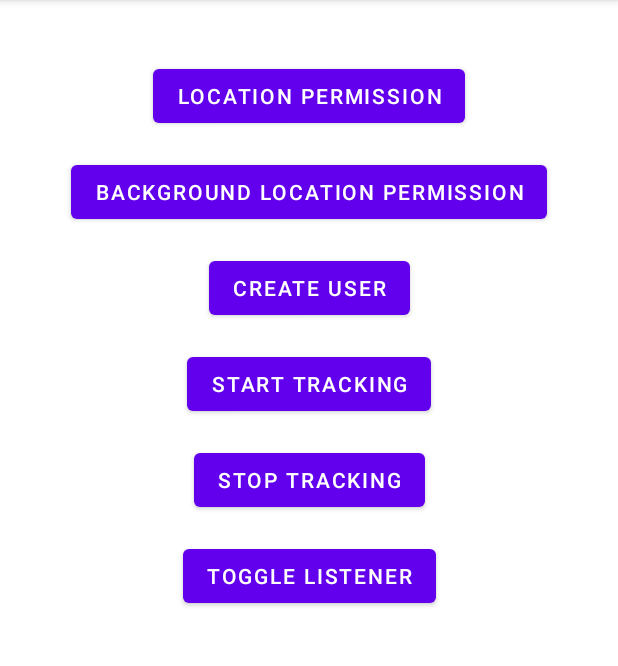
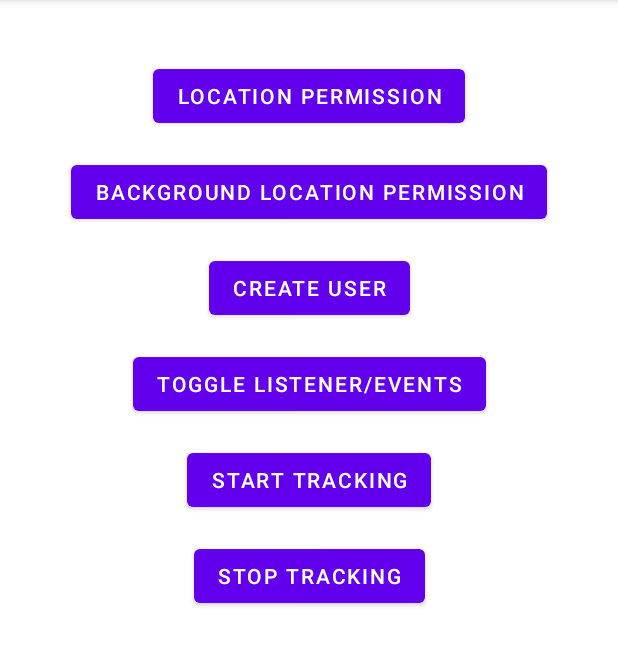
Before and after one commit to sahil-roam/roam-android-demo, an Android app: the screen it shows after launch (MainActivity), on a phone screen of 412 x 824 dp, the part 84-750 px from its top. Run offline under Robolectric (Android 15) with nearby library versions, the phone set to English and light mode, and no system bars; libraries missing offline, so code that uses them is left out: com.roam.sdk; 3 statements that could not run were skipped.

Commit message:
Made small changes

```diff
--- a/app/src/main/java/com/example/roamtestapp/MainActivity.java
+++ b/app/src/main/java/com/example/roamtestapp/MainActivity.java
@@ -65,7 +65,19 @@ public class MainActivity extends AppCompatActivity implements View.OnClickListe
                 break;
 
             case R.id.create_user:
-                Roam.createUser("Test User", null, new RoamCallback() {
+//                Roam.createUser("Test User", null, new RoamCallback() {
+//                    @Override
+//                    public void onSuccess(RoamUser roamUser) {
+//                        Log.e("TEST", new Gson().toJson(roamUser));
+//                        userId = roamUser.getUserId();
+//                    }
+//
+//                    @Override
+//                    public void onFailure(RoamError roamError) {
+//                        Log.e("TEST", new Gson().toJson(roamError));
+//                    }
+//                });
+                Roam.getUser("628c90a38ce7db658edfe509", new RoamCallback() {
                     @Override
                     public void onSuccess(RoamUser roamUser) {
                         Log.e("TEST", new Gson().toJson(roamUser));
@@ -110,6 +122,17 @@ public class MainActivity extends AppCompatActivity implements View.OnClickListe
                     public void onSuccess(RoamUser roamUser) {
                         Log.e("TEST", new Gson().toJson(roamUser));
                         Roam.subscribe(Roam.Subscribe.LOCATION, userId);
+                        Roam.toggleEvents(true, true, true, true, new RoamCallback() {
+                            @Override
+                            public void onSuccess(RoamUser roamUser) {
+                                Log.e("TEST", new Gson().toJson(roamUser));
+                            }
+
+                            @Override
+                            public void onFailure(RoamError roamError) {
+                                Log.e("TEST", new Gson().toJson(roamError));
+                            }
+                        });
                     }
 
                     @Override
--- a/app/src/main/java/com/example/roamtestapp/MainApplication.java
+++ b/app/src/main/java/com/example/roamtestapp/MainApplication.java
@@ -9,6 +9,6 @@ public class MainApplication extends Application {
     @Override
     public void onCreate() {
         super.onCreate();
-        Roam.initialize(this, "1ee24d8de18e679da596bc85852c0fc07966e62c5f9510ee5e2f708996c8d435");
+        Roam.initialize(this, "f29a28e483f1b6a61ae8c6d2a32ae57b9fa438877e20c168916499900f6c6070");
     }
 }
--- a/app/src/main/res/layout/activity_main.xml
+++ b/app/src/main/res/layout/activity_main.xml
@@ -37,6 +37,16 @@
         app:layout_constraintTop_toBottomOf="@+id/request_bg_location" />
 
     <Button
+        android:id="@+id/toggle_listener"
+        android:layout_width="wrap_content"
+        android:layout_height="wrap_content"
+        android:layout_marginTop="16dp"
+        android:text="Toggle Listener/Events"
+        app:layout_constraintEnd_toEndOf="parent"
+        app:layout_constraintStart_toStartOf="parent"
+        app:layout_constraintTop_toBottomOf="@+id/create_user" />
+
+    <Button
         android:id="@+id/start_tracking"
         android:layout_width="wrap_content"
         android:layout_height="wrap_content"
@@ -44,7 +54,7 @@
         android:text="Start Tracking"
         app:layout_constraintEnd_toEndOf="parent"
         app:layout_constraintStart_toStartOf="parent"
-        app:layout_constraintTop_toBottomOf="@+id/create_user" />
+        app:layout_constraintTop_toBottomOf="@+id/toggle_listener" />
 
     <Button
         android:id="@+id/stop_tracking"
@@ -55,14 +65,4 @@
         app:layout_constraintEnd_toEndOf="parent"
         app:layout_constraintStart_toStartOf="parent"
         app:layout_constraintTop_toBottomOf="@+id/start_tracking" />
-
-    <Button
-        android:id="@+id/toggle_listener"
-        android:layout_width="wrap_content"
-        android:layout_height="wrap_content"
-        android:layout_marginTop="16dp"
-        android:text="Toggle Listener"
-        app:layout_constraintEnd_toEndOf="parent"
-        app:layout_constraintStart_toStartOf="parent"
-        app:layout_constraintTop_toBottomOf="@+id/stop_tracking" />
 </androidx.constraintlayout.widget.ConstraintLayout>
```
